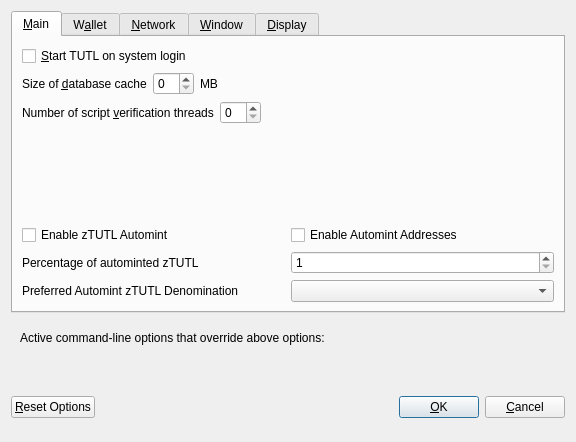
Before: the Qt Designer form src/qt/forms/optionsdialog.ui in TutelaCoin/TUTL, drawn with Qt 5.
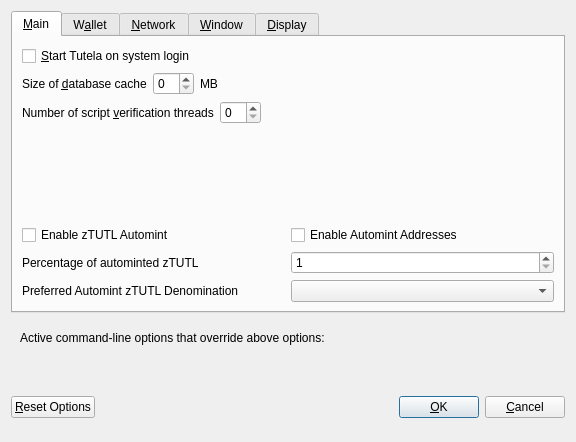
After: the same form once the commit is applied. Custom widgets are drawn as their Qt base class.

Patch:
```diff
--- a/src/qt/forms/optionsdialog.ui
+++ b/src/qt/forms/optionsdialog.ui
@@ -33,7 +33,7 @@
           <string>Automatically start TUTL after logging in to the system.</string>
          </property>
          <property name="text">
-          <string>&amp;Start TUTL on system login</string>
+          <string>&amp;Start Tutela on system login</string>
          </property>
         </widget>
        </item>
```
Left out of the diff: 10 changed lines with no effect on the pictures.
